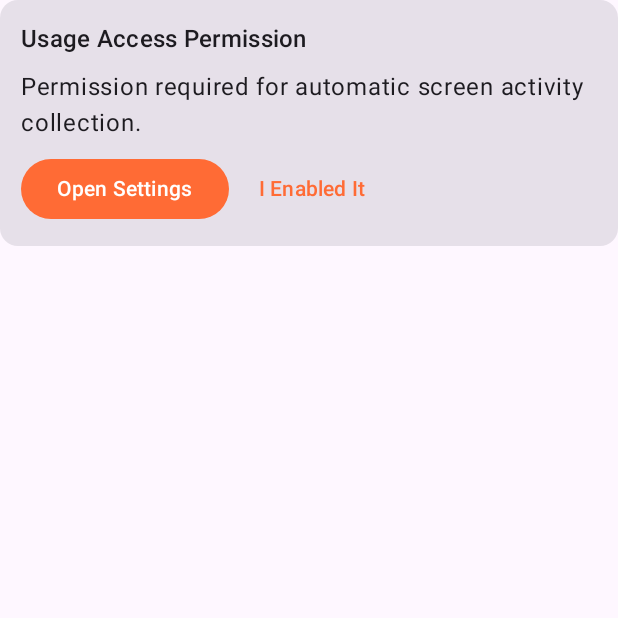
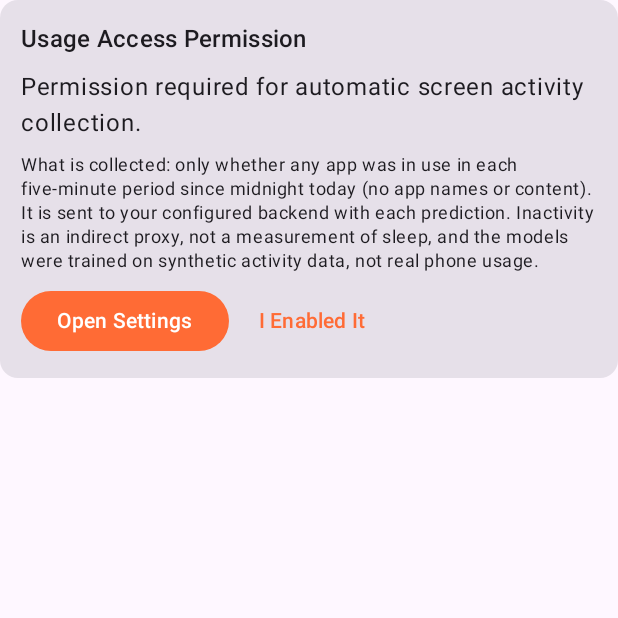
Before and after one commit to renorc11/sleep-efficiency-prediction, an Android app built with Jetpack Compose: the composable PermissionCard shown on its own in the app's theme, on a phone screen of 412 x 824 dp, the top half of it. Run offline under Robolectric (Android 15) with nearby library versions, the phone set to English and light mode, and no system bars.

Commit message:
feat(android): update prediction metrics and activity handling
- Remove ROC-AUC from the metrics model and card; show regression and
  threshold-derived metrics separately (new model decodes both old and
  new API responses; older installed builds lose only the metrics card).
- Mark each foreground usage interval instead of single bins.
- Longer read timeout for /predict with generated recommendations;
  request logging only in debug builds; consent text.
- README: portable project path.

Build: not verified (offline Gradle cannot resolve material-1.12.0.aar).

Co-Authored-By: Claude Opus 5.5 <noreply@anthropic.com>

```diff
--- a/SleepEfficiencyAndroidApp/app/src/main/java/com/renotech/sleepefficiency/data/model/Models.kt
+++ b/SleepEfficiencyAndroidApp/app/src/main/java/com/renotech/sleepefficiency/data/model/Models.kt
@@ -56,8 +56,9 @@ data class ModelMetric(
     val accuracy: Double,
     val precision: Double,
     val recall: Double,
-    val f1: Double,
-    val roc_auc: Double
+    val f1: Double
+    // roc_auc removed: the API no longer returns it (it was computed from a rescaled
+    // regression output, not a classifier probability). Extra keys are ignored.
 )
 
 @Serializable
--- a/SleepEfficiencyAndroidApp/app/src/main/java/com/renotech/sleepefficiency/ui/screens/MainScreen.kt
+++ b/SleepEfficiencyAndroidApp/app/src/main/java/com/renotech/sleepefficiency/ui/screens/MainScreen.kt
@@ -122,6 +122,13 @@ private fun PermissionCard(
         Column(Modifier.padding(14.dp), verticalArrangement = Arrangement.spacedBy(8.dp)) {
             Text("Usage Access Permission", style = MaterialTheme.typography.titleMedium)
             Text(if (hasPermission) "Permission granted. Screen sequence collection enabled." else "Permission required for automatic screen activity collection.")
+            Text(
+                "What is collected: only whether any app was in use in each five-minute period since " +
+                    "midnight today (no app names or content). It is sent to your configured backend " +
+                    "with each prediction. Inactivity is an indirect proxy, not a measurement of sleep, " +
+                    "and the models were trained on synthetic activity data, not real phone usage.",
+                style = MaterialTheme.typography.bodySmall
+            )
             Row(horizontalArrangement = Arrangement.spacedBy(8.dp)) {
                 Button(onClick = onPermissionClick) { Text("Open Settings") }
                 TextButton(onClick = onRefreshPermission) { Text("I Enabled It") }
@@ -334,10 +341,11 @@ private fun MetricsCard(metrics: Map<String, ModelMetric>) {
                 Card {
                     Column(Modifier.padding(10.dp), verticalArrangement = Arrangement.spacedBy(2.dp)) {
                         Text(name.uppercase(), style = MaterialTheme.typography.titleSmall)
+                        Text("Regression (primary)", style = MaterialTheme.typography.labelMedium)
+                        Text("MAE: ${"%.3f".format(m.mae)} | RMSE: ${"%.3f".format(m.rmse)} | R2: ${"%.3f".format(m.r2)}")
+                        Text("Threshold-derived at 85 (secondary)", style = MaterialTheme.typography.labelMedium)
                         Text("Accuracy: ${"%.2f".format(m.accuracy * 100)}% | F1: ${"%.2f".format(m.f1 * 100)}%")
                         Text("Precision: ${"%.2f".format(m.precision * 100)}% | Recall: ${"%.2f".format(m.recall * 100)}%")
-                        Text("ROC-AUC: ${"%.2f".format(m.roc_auc * 100)}%")
-                        Text("MAE: ${"%.3f".format(m.mae)} | RMSE: ${"%.3f".format(m.rmse)} | R2: ${"%.3f".format(m.r2)}")
                     }
                 }
             }
```
Also changed, not shown: SleepEfficiencyAndroidApp/app/src/main/java/com/renotech/sleepefficiency/data/network/ApiClient.kt (+14 -1 lines), SleepEfficiencyAndroidApp/app/src/main/java/com/renotech/sleepefficiency/usage/ScreenActivityCollector.kt (+25 -5 lines), 1 other file.
